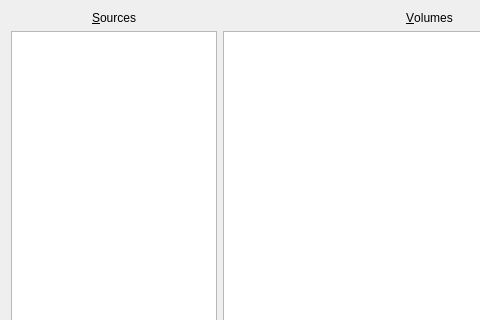
sobjornstad/tabularium, file designer/managevols.ui: the form before one commit; both pictures show x 0 to 480 and y 0 to 320 of the 733 by 420 pixel window.
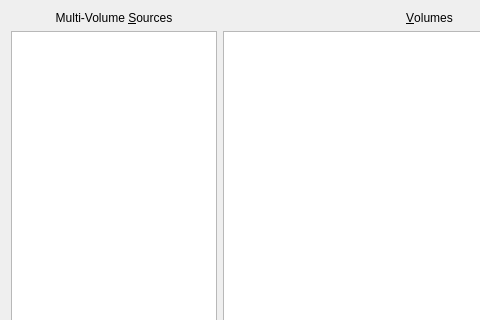
The form after the commit.

Commit message:
manage-volumes interface
Continue work; we still can't edit or delete or view notes, but
the dialog displays everything correctly, and we can add new ones. (The
schema has also reached the point where I was able to scoot the values
in the notebooks table over into the volumes/sources framework; we still
have to modify occurrences not to use the notebooks table before we can
DROP it for good, though.)

What changed in the file:
```diff
--- a/designer/managevols.ui
+++ b/designer/managevols.ui
@@ -21,7 +21,7 @@
        <item>
         <widget class="QLabel" name="label">
          <property name="text">
-          <string>&amp;Sources</string>
+          <string>Multi-Volume &amp;Sources</string>
          </property>
          <property name="alignment">
           <set>Qt::AlignCenter</set>
```
Left out of the diff: 3 changed lines with no effect on the pictures. The commit also changes 8 other files.
